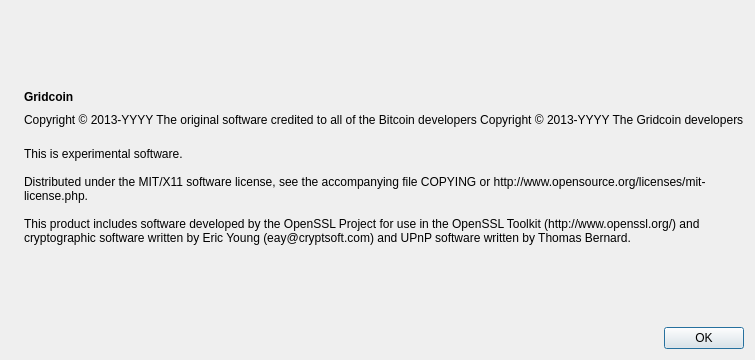
The window that src/qt/forms/aboutdialog.ui (gridcoin/Gridcoin-master) describes before a commit, drawn with Qt 5.
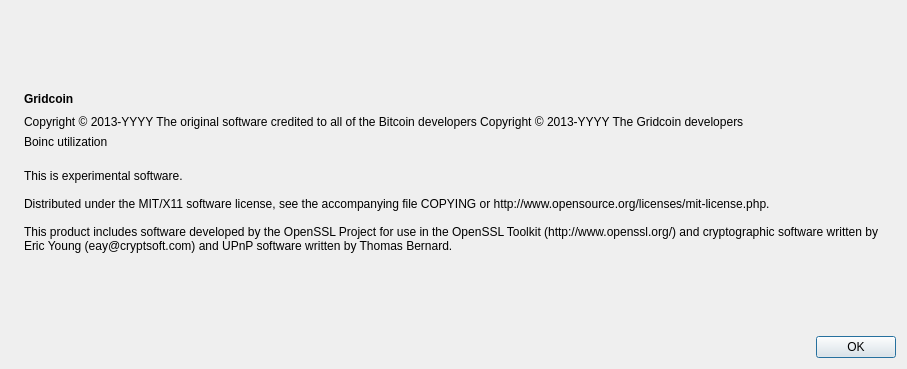
The same window after the commit. Icons and pictures are not drawn.

Commit message: Added BoincHelper. Removed global_objects.hpp. Changed Mining and About dialogs form. Fixed mingw and unix makefiles. Fixed miniupnpc headers in net.cpp.

Patch:
```diff
--- a/src/qt/forms/aboutdialog.ui
+++ b/src/qt/forms/aboutdialog.ui
@@ -6,8 +6,8 @@
    <rect>
     <x>0</x>
     <y>0</y>
-    <width>674</width>
-    <height>360</height>
+    <width>907</width>
+    <height>369</height>
    </rect>
   </property>
   <property name="windowTitle">
@@ -102,6 +102,13 @@
        </property>
       </widget>
      </item>
+     <item>
+      <widget class="QLabel" name="labelUtilization">
+       <property name="text">
+        <string>Boinc utilization</string>
+       </property>
+      </widget>
+     </item>
      <item>
       <widget class="QLabel" name="label_2">
        <property name="cursor">
```
The commit also changes 51 other files.
